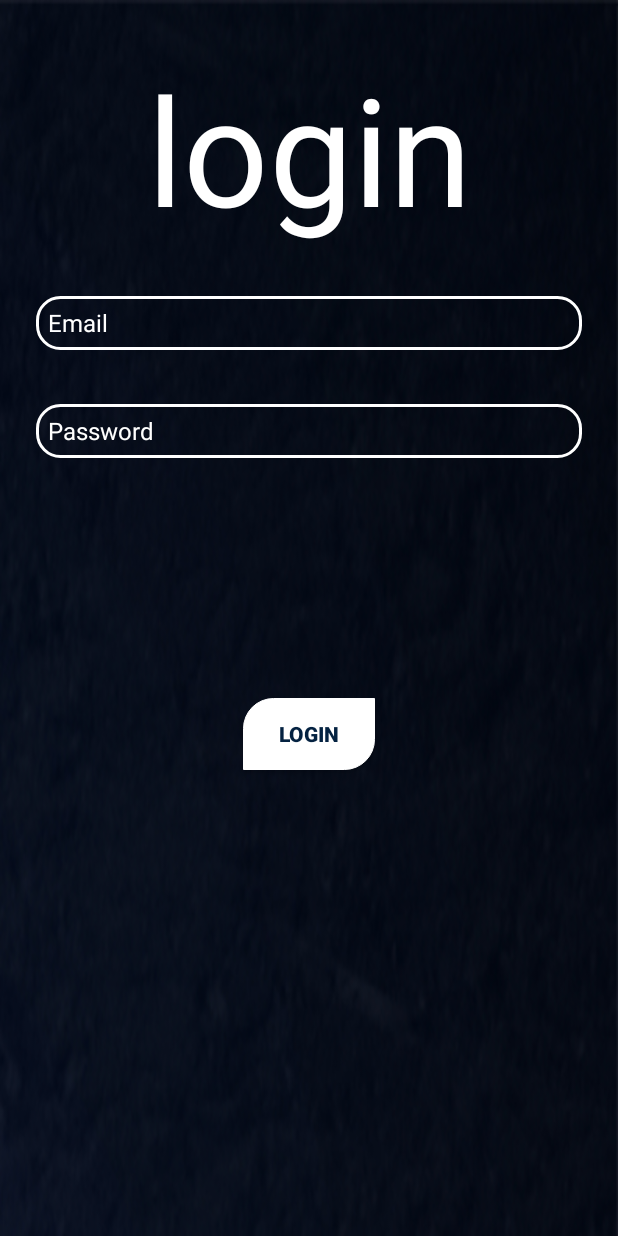
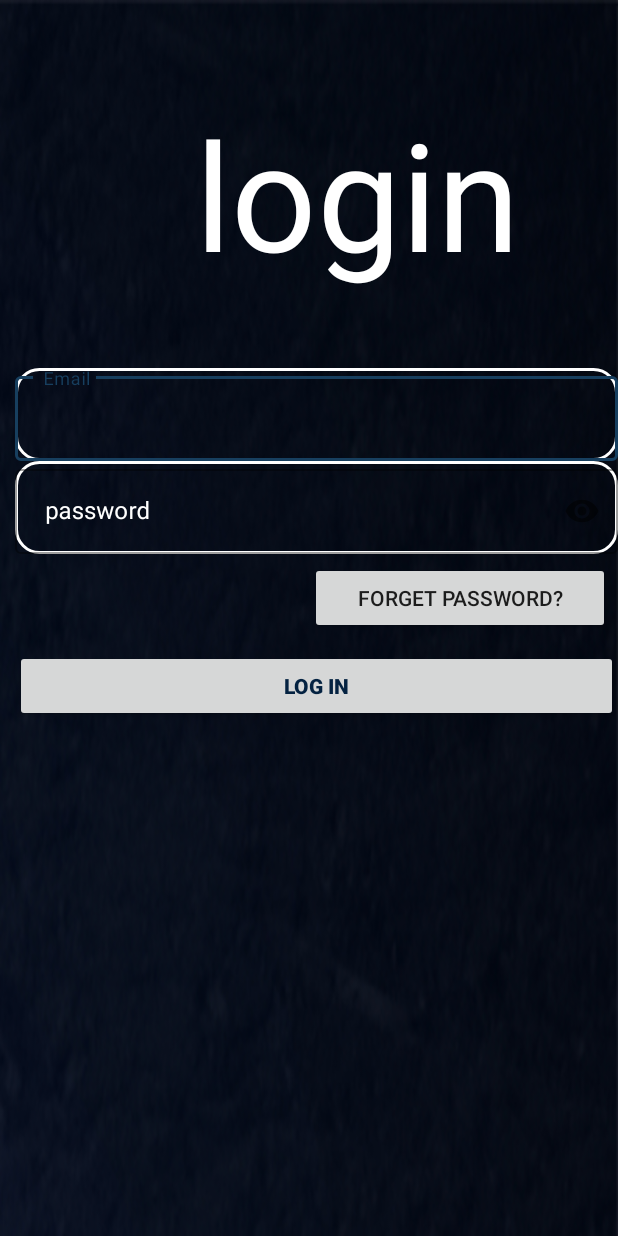
Before and after one commit to mokaf7a-team/Mokaf7a-Android, an Android app: the LoginActivity screen opened directly, with no data from a screen before it, on a phone screen of 412 x 824 dp. Run offline under Robolectric (Android 15) with nearby library versions, the phone set to English and light mode, and no system bars; Roboto replaces fonts that are not available here.

Commit message:
new desgins

```diff
--- a/app/build.gradle
+++ b/app/build.gradle
@@ -42,5 +42,6 @@ dependencies {
     implementation 'com.google.firebase:firebase-auth'
     implementation 'com.google.firebase:firebase-inappmessaging-display'
     implementation 'com.jjoe64:graphview:4.2.2'
+    implementation 'com.google.android.material:material:1.0.0'
 
 }
--- a/app/src/main/AndroidManifest.xml
+++ b/app/src/main/AndroidManifest.xml
@@ -1,6 +1,8 @@
 <?xml version="1.0" encoding="utf-8"?>
 <manifest xmlns:android="http://schemas.android.com/apk/res/android"
     package="com.resala.mokaf7a">
+
+    <uses-permission android:name="android.permission.INTERNET" />
 
     <application
         android:name="androidx.multidex.MultiDexApplication"
@@ -11,6 +13,7 @@
         android:screenOrientation="portrait"
         android:supportsRtl="true"
         android:theme="@style/AppTheme.NoActionBar">
+        <activity android:name=".form"></activity>
         <activity android:name=".LoginActivity" />
         <activity
             android:name=".Splash"
@@ -30,6 +33,4 @@
         </activity>
     </application>
 
-    <uses-permission android:name="android.permission.INTERNET" />
-
 </manifest>
--- a/app/src/main/res/layout/activity_login.xml
+++ b/app/src/main/res/layout/activity_login.xml
@@ -1,10 +1,12 @@
 <?xml version="1.0" encoding="utf-8"?>
-<androidx.constraintlayout.widget.ConstraintLayout xmlns:android="http://schemas.android.com/apk/res/android"
+<LinearLayout xmlns:android="http://schemas.android.com/apk/res/android"
     xmlns:app="http://schemas.android.com/apk/res-auto"
     xmlns:tools="http://schemas.android.com/tools"
     android:layout_width="match_parent"
     android:layout_height="match_parent"
     android:background="@drawable/login"
+    android:orientation="vertical"
+    android:paddingLeft="10dp"
     tools:context=".LoginActivity">
 
     <TextView
@@ -18,54 +20,67 @@
         android:textSize="100sp"
         app:layout_constraintEnd_toEndOf="parent"
         app:layout_constraintStart_toStartOf="parent"
-        app:layout_constraintTop_toTopOf="parent" />
+        app:layout_constraintTop_toTopOf="parent"
+        android:paddingLeft="120dp"
+        android:paddingTop="30dp"/>
 
-    <EditText
+
+    <LinearLayout
+        android:layout_width="match_parent"
+        android:layout_height="wrap_content"
+        android:layout_marginTop="50dp"
+        android:layout_marginBottom="50dp"
+        android:orientation="vertical">
+
+        <com.google.android.material.textfield.TextInputLayout
+            android:layout_width="match_parent"
+            android:layout_height="wrap_content"
             android:id="@+id/username"
-        android:layout_width="0dp"
-        android:layout_height="36dp"
-        android:layout_marginStart="24dp"
-        android:layout_marginTop="32dp"
-        android:layout_marginEnd="24dp"
-        android:hint="  Email"
+            style="@style/Widget.MaterialComponents.TextInputLayout.OutlinedBox"
             android:background="@drawable/rounded_edittext"
+            android:hint=" Email"
             android:inputType="textEmailAddress"
             android:textColorHint="@color/whiteColor"
-        android:textSize="16sp"
-        app:layout_constraintEnd_toEndOf="parent"
-        app:layout_constraintStart_toStartOf="parent"
-        app:layout_constraintTop_toBottomOf="@+id/TextView" />
+            android:textSize="16sp" >
 
-    <EditText
+            <com.google.android.material.textfield.TextInputEditText
+                android:layout_width="match_parent"
+                android:layout_height="wrap_content"/>
+
+        </com.google.android.material.textfield.TextInputLayout>
+
+        <com.google.android.material.textfield.TextInputLayout
+            android:layout_width="match_parent"
+            android:layout_height="wrap_content"
             android:id="@+id/password"
-        android:layout_width="0dp"
-        android:layout_height="36dp"
-        android:layout_marginStart="24dp"
-        android:layout_marginTop="36dp"
-        android:layout_marginEnd="24dp"
+            style="@style/Widget.MaterialComponents.TextInputLayout.OutlinedBox"
             android:background="@drawable/rounded_edittext"
-        android:hint="  Password"
-        android:imeOptions="actionDone"
-        android:inputType="textPassword"
-        android:selectAllOnFocus="true"
+            android:hint=" password"
+            app:passwordToggleEnabled="true"
             android:textColorHint="@color/whiteColor"
-        android:textSize="16sp"
-        app:layout_constraintEnd_toEndOf="parent"
-        app:layout_constraintStart_toStartOf="parent"
-        app:layout_constraintTop_toBottomOf="@+id/username" />
+            android:textSize="16sp" >
+            <com.google.android.material.textfield.TextInputEditText
+                android:layout_width="match_parent"
+                android:layout_height="wrap_content"
+                android:inputType="textPassword" />
+        </com.google.android.material.textfield.TextInputLayout>
 
         <Button
-        android:id="@+id/login"
-        android:layout_width="wrap_content"
+            android:layout_width="200dp"
             android:layout_height="wrap_content"
-        android:background="@drawable/button_shape"
-        android:text="@string/login"
+            android:text="Forget Password?"
+            android:layout_gravity="right"
+            android:layout_margin="5dp"
+            android:elevation="0dp"/>
+
+        <Button
+            android:layout_width="match_parent"
+            android:layout_height="wrap_content"
+            android:text="log in"
            android:textColor="@color/BlueColor"
             android:textStyle="bold"
-        app:layout_constraintBottom_toBottomOf="parent"
-        app:layout_constraintEnd_toEndOf="parent"
-        app:layout_constraintStart_toStartOf="parent"
-        app:layout_constraintTop_toBottomOf="@+id/password"
-        app:layout_constraintVertical_bias="0.33999997" />
+            android:layout_marginTop="5dp"
+            android:layout_marginBottom="5dp"/>
+    </LinearLayout>
 
-</androidx.constraintlayout.widget.ConstraintLayout>
+</LinearLayout>
```
Also changed, not shown: app/src/main/java/com/resala/mokaf7a/form.java (added, +14 -0 lines), app/src/main/res/drawable/background.xml (added, +10 -0 lines), app/src/main/res/drawable/box.xml (added, +11 -0 lines), app/src/main/res/layout/activity_form.xml (added, +30 -0 lines), app/src/main/res/layout/activity_main.xml (+58 -8 lines), app/src/main/res/drawable-v24/background_1.jpg (added). Lines whose indentation alone changed are shown as unchanged.
